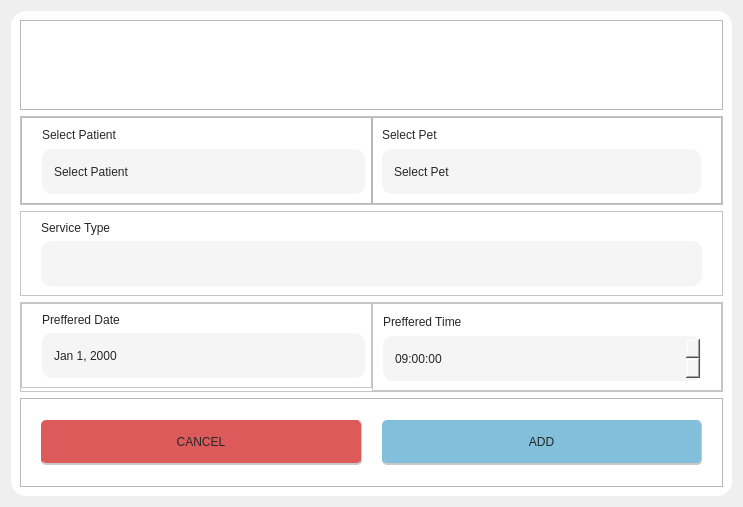
DreddVDomasian/Petmate-Desktop-Application, file Desktop_Application/Frontend/addAppointmentCard.ui: the form before one commit.
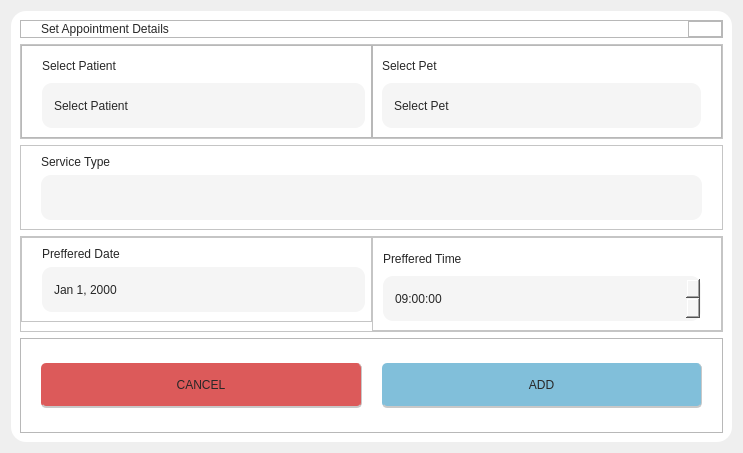
The form after the commit. Icons and pictures are not drawn.

Diff of the .ui file:
```diff
--- a/Desktop_Application/Frontend/addAppointmentCard.ui
+++ b/Desktop_Application/Frontend/addAppointmentCard.ui
@@ -7,12 +7,15 @@
     <x>0</x>
     <y>0</y>
     <width>743</width>
-    <height>507</height>
+    <height>453</height>
    </rect>
   </property>
   <property name="windowTitle">
    <string>Form</string>
   </property>
+  <property name="styleSheet">
+   <string notr="true"/>
+  </property>
   <layout class="QHBoxLayout" name="horizontalLayout">
    <item>
     <widget class="QFrame" name="addPopUPFrame">
@@ -180,6 +183,60 @@
      </property>
      <layout class="QVBoxLayout" name="verticalLayout_3">
       <item>
+       <widget class="QFrame" name="frame_9">
+        <property name="sizePolicy">
+         <sizepolicy hsizetype="Preferred" vsizetype="Fixed">
+          <horstretch>0</horstretch>
+          <verstretch>0</verstretch>
+         </sizepolicy>
+        </property>
+        <property name="frameShape">
+         <enum>QFrame::StyledPanel</enum>
+        </property>
+        <property name="frameShadow">
+         <enum>QFrame::Raised</enum>
+        </property>
+        <layout class="QHBoxLayout" name="horizontalLayout_6">
+         <property name="spacing">
+          <number>0</number>
+         </property>
+         <property name="leftMargin">
+          <number>20</number>
+         </property>
+         <property name="topMargin">
+          <number>0</number>
+         </property>
+         <property name="rightMargin">
+          <number>0</number>
+         </property>
+         <property name="bottomMargin">
+          <number>0</number>
+         </property>
+         <item>
+          <widget class="QLabel" name="label">
+           <property name="sizePolicy">
+            <sizepolicy hsizetype="Expanding" vsizetype="Fixed">
+             <horstretch>0</horstretch>
+             <verstretch>0</verstretch>
+            </sizepolicy>
+           </property>
+           <property name="styleSheet">
+            <string notr="true">QLabel{
+	
+	font: 18pt &quot;Rubik Mono One&quot;;
+	color:rgb(39, 39, 39);
+
+}</string>
+           </property>
+           <property name="text">
+            <string>Set Appointment Details</string>
+           </property>
+           <property name="alignment">
+            <set>Qt::AlignLeading|Qt::AlignLeft|Qt::AlignVCenter</set>
+           </property>
+          </widget>
+         </item>
+         <item alignment="Qt::AlignRight|Qt::AlignTop">
        <widget class="QFrame" name="frame">
         <property name="frameShape">
          <enum>QFrame::StyledPanel</enum>
@@ -222,6 +279,9 @@
              <height>30</height>
             </size>
            </property>
+             </widget>
+            </item>
+           </layout>
           </widget>
          </item>
         </layout>
```
Lines whose indentation alone changed are shown as unchanged.
